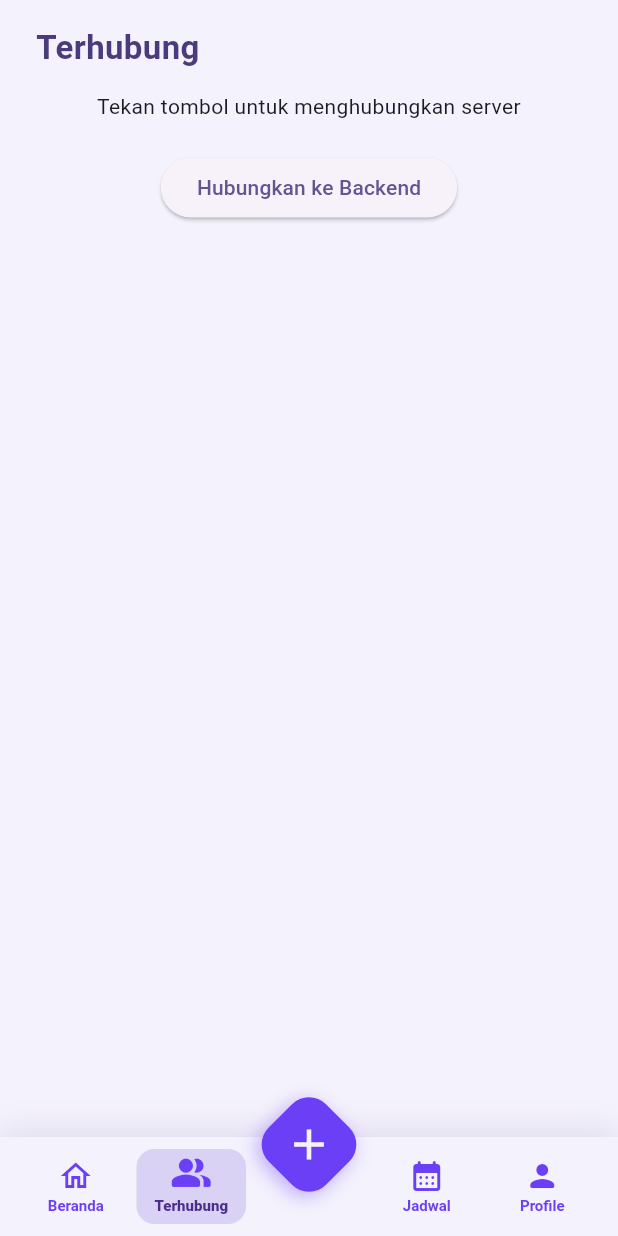
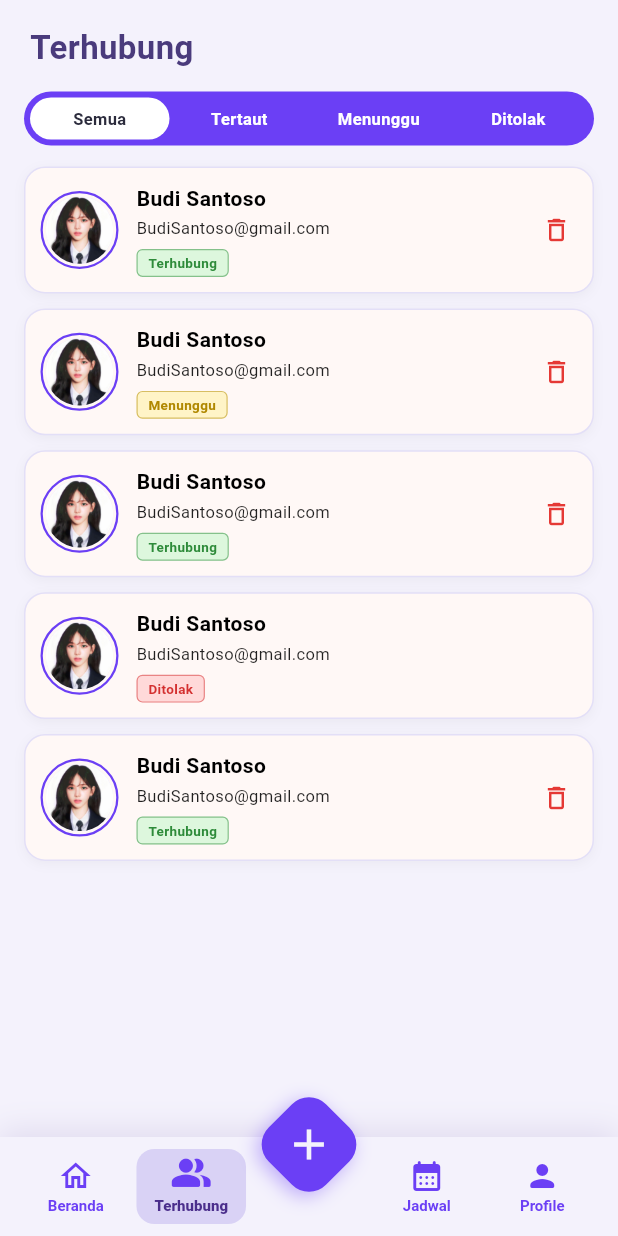
Before and after one commit to arifhrianTO/ALICE, a Flutter app: the HomeShell screen opened directly, after a tap on "Budi Santoso", after a tap on "Beranda", after a tap on "Terhubung", on a phone screen of 412 x 824 dp. Run offline on Flutter 3.47's test engine with Material 3 defaults, Android fonts, the phone set to English and light mode, and no system bars; our stand-ins replace shared_preferences; accounts and stored records are empty.

Commit message:
halaman koneksi (pendamping)

```diff
--- /dev/null
+++ b/frontend/alice_app/lib/koneksi/koneksi_page.dart
@@ -0,0 +1,512 @@
+import 'package:flutter/material.dart';
+
+import '../core/colors.dart';
+
+// ---------------------------------------------------------------------------
+// Warna & aset lokal (khusus halaman ini)
+// ---------------------------------------------------------------------------
+const _kCardColor = Color(0xFFFFF8F6);
+const _kCardBorder = Color(0xFFE3DFF7);
+const _kTextDark = Color(0xFF2B2B3C);
+const _kDeepPurple = Color(0xFF2E0A7D);
+const _kLightPurple = Color(0xFFE2DFFF);
+
+// Gambar bulat ungu + tautan putus untuk pop-up "Putuskan tautan".
+const _kPutuskanImage = 'assets/icons/putuskan.png';
+const _kDefaultAvatar = 'assets/icons/profil.png';
+
+// ---------------------------------------------------------------------------
+// Model
+// ---------------------------------------------------------------------------
+enum ConnectionStatus { terhubung, menunggu, ditolak }
+
+class ConnectionItem {
+  final String name;
+  final String email;
+  final ConnectionStatus status;
+  final String? avatarAsset;
+
+  const ConnectionItem({
+    required this.name,
+    required this.email,
+    required this.status,
+    this.avatarAsset,
+  });
+}
+
+enum ConnectionFilter {
+  semua('Semua'),
+  tertaut('Tertaut'),
+  menunggu('Menunggu'),
+  ditolak('Ditolak');
+
+  final String label;
+  const ConnectionFilter(this.label);
+
+  bool matches(ConnectionStatus s) {
+    switch (this) {
+      case ConnectionFilter.semua:
+        return true;
+      case ConnectionFilter.tertaut:
+        return s == ConnectionStatus.terhubung;
+      case ConnectionFilter.menunggu:
+        return s == ConnectionStatus.menunggu;
+      case ConnectionFilter.ditolak:
+        return s == ConnectionStatus.ditolak;
+    }
+  }
+}
+
+// ---------------------------------------------------------------------------
+// Halaman Koneksi
+// (tanpa Scaffold & bottom bar, karena sudah disediakan HomeShell)
+// ---------------------------------------------------------------------------
+class KoneksiPage extends StatefulWidget {
+  const KoneksiPage({super.key});
+
+  @override
+  State<KoneksiPage> createState() => _KoneksiPageState();
+}
+
+class _KoneksiPageState extends State<KoneksiPage> {
+  ConnectionFilter _filter = ConnectionFilter.semua;
+
+  // Data dummy. Ganti dengan data dari API / backend nanti.
+  final List<ConnectionItem> _items = [
+    const ConnectionItem(
+      name: 'Budi Santoso',
+      email: 'BudiSantoso@gmail.com',
+      status: ConnectionStatus.terhubung,
+      avatarAsset: _kDefaultAvatar,
+    ),
+    const ConnectionItem(
+      name: 'Budi Santoso',
+      email: 'BudiSantoso@gmail.com',
+      status: ConnectionStatus.menunggu,
+      avatarAsset: _kDefaultAvatar,
+    ),
+    const ConnectionItem(
+      name: 'Budi Santoso',
+      email: 'BudiSantoso@gmail.com',
+      status: ConnectionStatus.terhubung,
+      avatarAsset: _kDefaultAvatar,
+    ),
+    const ConnectionItem(
+      name: 'Budi Santoso',
+      email: 'BudiSantoso@gmail.com',
+      status: ConnectionStatus.ditolak,
+      avatarAsset: _kDefaultAvatar,
+    ),
+    const ConnectionItem(
+      name: 'Budi Santoso',
+      email: 'BudiSantoso@gmail.com',
+      status: ConnectionStatus.terhubung,
+      avatarAsset: _kDefaultAvatar,
+    ),
+  ];
+
+  Future<void> _confirmDelete(ConnectionItem item) async {
+    final ok = await showDisconnectDialog(
+      context,
+      name: item.name,
+      // Status "Menunggu" -> teks "Batalkan tautan", selain itu "Putuskan tautan".
+      isPending: item.status == ConnectionStatus.menunggu,
+    );
+    if (ok == true) {
+      setState(() => _items.remove(item));
+    }
+  }
+
+  @override
+  Widget build(BuildContext context) {
+    final visible =
+        _items.where((e) => _filter.matches(e.status)).toList(growable: false);
+
+    return Padding(
+      padding: const EdgeInsets.fromLTRB(16, 16, 16, 0),
+      child: Column(
+        crossAxisAlignment: CrossAxisAlignment.start,
+        children: [
+          const Padding(
+            padding: EdgeInsets.only(left: 4),
+            child: Text(
+              'Terhubung',
+              style: TextStyle(
+                fontSize: 22,
+                fontWeight: FontWeight.bold,
+                color: kTextPurple,
+              ),
+            ),
+          ),
+          const SizedBox(height: 14),
+          _FilterTabs(
+            selected: _filter,
+            onChanged: (f) => setState(() => _filter = f),
+          ),
+          const SizedBox(height: 14),
+          Expanded(
+            child: visible.isEmpty
+                ? const Center(
+                    child: Text(
+                      'Belum ada koneksi',
+                      style: TextStyle(color: Colors.black45),
+                    ),
+                  )
+                : ListView.separated(
+                    padding: const EdgeInsets.only(bottom: 24),
+                    itemCount: visible.length,
+                    separatorBuilder: (_, __) => const SizedBox(height: 10),
+                    itemBuilder: (_, i) => ConnectionCard(
+                      item: visible[i],
+                      onDelete: () => _confirmDelete(visible[i]),
+                    ),
+                  ),
+          ),
+        ],
+      ),
+    );
+  }
+}
+
+// ---------------------------------------------------------------------------
+// Pop-up "Putuskan tautan"
+// Mengembalikan true kalau user menekan "Putuskan", false/null kalau "Batal".
+// ---------------------------------------------------------------------------
+Future<bool?> showDisconnectDialog(
+  BuildContext context, {
+  required String name,
+  bool isPending = false,
+}) {
+  return showDialog<bool>(
+    context: context,
+    barrierDismissible: true,
+    builder: (ctx) => Dialog(
+      backgroundColor: const Color(0xFFFFFCFC),
+      surfaceTintColor: Colors.transparent,
+      insetPadding: const EdgeInsets.symmetric(horizontal: 24),
+      shape: RoundedRectangleBorder(borderRadius: BorderRadius.circular(24)),
+      child: ConstrainedBox(
+        constraints: const BoxConstraints(maxWidth: 360),
+        child: Padding(
+          padding: const EdgeInsets.fromLTRB(20, 28, 20, 20),
+          child: Column(
+            mainAxisSize: MainAxisSize.min,
+            children: [
+              // Gambar utama pop-up (assets/icons/putuskan.png)
+              Image.asset(
+                _kPutuskanImage,
+                width: 110,
+                height: 110,
+                fit: BoxFit.contain,
+                // Kalau gambar tidak ditemukan, tampilkan ikon bawaan.
+                errorBuilder: (_, __, ___) => Container(
+                  width: 96,
+                  height: 96,
+                  decoration: const BoxDecoration(
+                    color: _kDeepPurple,
+                    shape: BoxShape.circle,
+                  ),
+                  child: const Icon(
+                    Icons.link_off_rounded,
+                    color: Colors.white,
+                    size: 48,
+                  ),
+                ),
+              ),
+              const SizedBox(height: 24),
+              Text(
+                isPending
+                    ? 'Batalkan tautan\ndengan $name?'
+                    : 'Putuskan tautan\ndengan $name?',
+                textAlign: TextAlign.center,
+                style: const TextStyle(
+                  fontSize: 20,
+                  fontWeight: FontWeight.w800,
+                  color: Colors.black,
+                  height: 1.25,
+                ),
+              ),
+              const SizedBox(height: 12),
+              Text(
+                isPending
+                    ? 'Anda yakin ingin membatalkan permintaan tautan dengan '
+                        '$name? Permintaan yang sudah dikirim akan dihapus '
+                        'dan $name tidak akan tertaut dengan Anda.'
+                    : 'Anda yakin ingin memutus tautan dengan $name? '
+                        'Setelah terputus, Anda tidak dapat lagi melihat & '
+                        'mengelola lokasi dan jadwalnya.',
+                textAlign: TextAlign.center,
+                style: const TextStyle(
+                  fontSize: 11.5,
+                  color: Color(0xFF555566),
+                  height: 1.4,
+                ),
+              ),
+              const SizedBox(height: 28),
+              Row(
+                children: [
+                  Expanded(
+                    child: _DialogButton(
+                      label: isPending ? 'Kembali' : 'Batal',
+                      background: _kLightPurple,
+                      foreground: _kDeepPurple,
+                      onTap: () => Navigator.pop(ctx, false),
+                    ),
+                  ),
+                  const SizedBox(width: 14),
+                  Expanded(
+                    child: _DialogButton(
+                      label: isPending ? 'Batalkan' : 'Putuskan',
+                      background: kPurple,
+                      foreground: Colors.white,
+                      onTap: () => Navigator.pop(ctx, true),
+                    ),
+                  ),
+                ],
+              ),
+            ],
+          ),
+        ),
+      ),
+    ),
+  );
+}
+
+class _DialogButton extends StatelessWidget {
+  final String label;
+  final Color background;
+  final Color foreground;
+  final VoidCallback onTap;
+
+  const _DialogButton({
+    required this.label,
+    required this.background,
+    required this.foreground,
+    required this.onTap,
+  });
+
+  @override
+  Widget build(BuildContext context) {
+    return Material(
+      color: background,
+      borderRadius: BorderRadius.circular(10),
+      child: InkWell(
+        onTap: onTap,
+        borderRadius: BorderRadius.circular(10),
+        child: Container(
+          height: 46,
+          alignment: Alignment.center,
+          child: Text(
+            label,
+            style: TextStyle(
+              fontSize: 14,
+              fontWeight: FontWeight.w700,
+              color: foreground,
+            ),
+          ),
+        ),
+      ),
+    );
+  }
+}
+
+// ---------------------------------------------------------------------------
+// Tab filter (Semua / Tertaut / Menunggu / Ditolak)
+// ---------------------------------------------------------------------------
+class _FilterTabs extends StatelessWidget {
+  final ConnectionFilter selected;
+  final ValueChanged<ConnectionFilter> onChanged;
+
+  const _FilterTabs({required this.selected, required this.onChanged});
+
+  @override
+  Widget build(BuildContext context) {
+    return Container(
+      padding: const EdgeInsets.all(4),
+      decoration: BoxDecoration(
+        color: kPurple,
+        borderRadius: BorderRadius.circular(24),
+      ),
+      child: Row(
+        children: ConnectionFilter.values.map((f) {
+          final isSelected = f == selected;
+          return Expanded(
+            child: GestureDetector(
+              behavior: HitTestBehavior.opaque,
+              onTap: () => onChanged(f),
+              child: AnimatedContainer(
+                duration: const Duration(milliseconds: 200),
+                padding: const EdgeInsets.symmetric(vertical: 6),
+                alignment: Alignment.center,
+                decoration: BoxDecoration(
+                  color: isSelected ? Colors.white : Colors.transparent,
+                  borderRadius: BorderRadius.circular(20),
+                ),
+                child: Text(
+                  f.label,
+                  style: TextStyle(
+                    fontSize: 11,
+                    fontWeight: FontWeight.w600,
+                    color: isSelected ? _kTextDark : Colors.white,
+                  ),
+                ),
+              ),
+            ),
+          );
+        }).toList(),
+      ),
+    );
+  }
+}
+
+// ---------------------------------------------------------------------------
+// Kartu koneksi
+// ---------------------------------------------------------------------------
+class ConnectionCard extends StatelessWidget {
+  final ConnectionItem item;
+  final VoidCallback? onDelete;
+
+  const ConnectionCard({super.key, required this.item, this.onDelete});
+
+  // Tombol hapus tidak muncul untuk status "Ditolak" (sesuai desain).
+  bool get _canDelete => item.status != ConnectionStatus.ditolak;
+
+  @override
+  Widget build(BuildContext context) {
+    return Container(
+      padding: const EdgeInsets.all(10),
+      decoration: BoxDecoration(
+        color: _kCardColor,
+        borderRadius: BorderRadius.circular(14),
+        border: Border.all(color: _kCardBorder),
+        boxShadow: [
+          BoxShadow(
+            color: Colors.black.withAlpha(10),
+            blurRadius: 6,
+            offset: const Offset(0, 2),
+          ),
+        ],
+      ),
+      child: Row(
+        children: [
+          _Avatar(asset: item.avatarAsset),
+          const SizedBox(width: 12),
+          Expanded(
+            child: Column(
+              crossAxisAlignment: CrossAxisAlignment.start,
+              children: [
+                Text(
+                  item.name,
+                  style: const TextStyle(
+                    fontSize: 14,
+                    fontWeight: FontWeight.w700,
+                    color: Colors.black,
+                  ),
+                ),
+                const SizedBox(height: 2),
+                Text(
+                  item.email,
+                  style: const TextStyle(fontSize: 11, color: Colors.black87),
+                ),
+                const SizedBox(height: 6),
+                StatusBadge(status: item.status),
+              ],
+            ),
+          ),
+          if (_canDelete)
+            Align(
+              alignment: Alignment.topCenter,
+              child: InkWell(
+                onTap: onDelete,
+                borderRadius: BorderRadius.circular(20),
+                child: const Padding(
+                  padding: EdgeInsets.all(4),
+                  child: Icon(Icons.delete_outline,
+                      size: 20, color: Color(0xFFE53935)),
+                ),
+              ),
+            ),
+        ],
+      ),
+    );
+  }
+}
+
+class _Avatar extends StatelessWidget {
+  final String? asset;
+  const _Avatar({this.asset});
+
+  @override
+  Widget build(BuildContext context) {
+    const fallback = Icon(Icons.person, color: kPurple, size: 26);
+
+    return Container(
+      width: 52,
+      height: 52,
+      padding: const EdgeInsets.all(2),
+      decoration: BoxDecoration(
+        shape: BoxShape.circle,
+        border: Border.all(color: kPurple, width: 1.5),
+      ),
+      child: ClipOval(
+        child: Container(
+          color: const Color(0xFFE6E2FF),
+          child: asset == null
+              ? fallback
+              : Image.asset(
+                  asset!,
+                  fit: BoxFit.cover,
+                  // Kalau gambar tidak ditemukan, tampilkan ikon orang.
+                  errorBuilder: (_, __, ___) => fallback,
+                ),
+        ),
+      ),
+    );
+  }
+}
+
+// ---------------------------------------------------------------------------
+// Badge status
+// ---------------------------------------------------------------------------
+class StatusBadge extends StatelessWidget {
+  final ConnectionStatus status;
+  const StatusBadge({super.key, required this.status});
+
+  @override
+  Widget build(BuildContext context) {
+    late final String label;
+    late final Color bg;
+    late final Color fg;
+
+    switch (status) {
+      case ConnectionStatus.terhubung:
+        label = 'Terhubung';
+        bg = const Color(0xFFDDF7DD);
+        fg = const Color(0xFF2E8B3A);
+        break;
+      case ConnectionStatus.menunggu:
+        label = 'Menunggu';
+        bg = const Color(0xFFFFF4C7);
+        fg = const Color(0xFFB08800);
+        break;
+      case ConnectionStatus.ditolak:
+        label = 'Ditolak';
+        bg = const Color(0xFFFFD9D9);
+        fg = const Color(0xFFD32F2F);
+        break;
+    }
+
+    return Container(
+      padding: const EdgeInsets.symmetric(horizontal: 7, vertical: 2),
+      decoration: BoxDecoration(
+        color: bg,
+        borderRadius: BorderRadius.circular(4),
+        border: Border.all(color: fg.withAlpha(128), width: 0.8),
+      ),
+      child: Text(
+        label,
+        style: TextStyle(fontSize: 9, fontWeight: FontWeight.w600, color: fg),
+      ),
+    );
+  }
+}
--- a/frontend/alice_app/lib/main.dart
+++ b/frontend/alice_app/lib/main.dart
@@ -1,13 +1,10 @@
-import 'dart:convert';
-
-import 'package:flutter/foundation.dart' show kIsWeb;
 import 'package:flutter/material.dart';
-import 'package:http/http.dart' as http;
 
 import 'auth/splash_page.dart';
 import 'beranda/beranda_page.dart';
 import 'core/colors.dart';
 import 'jadwal/jadwal_pages.dart';
+import 'koneksi/koneksi_page.dart';
 import 'profile/profile_page.dart';
 import 'tambah_tunanetra/tambah_tunanetra_page.dart';
 import 'widgets/bottom_bar.dart';
@@ -63,7 +60,7 @@ class _HomeShellState extends State<HomeShell> {
                 index: _index,
                 children: [
                   const BerandaPage(),
-                  const _TerhubungPage(),
+                  const KoneksiPage(),
                   const SizedBox.shrink(),
                   const JadwalPage(),
                   ProfilePage(
@@ -89,88 +86,3 @@ class _HomeShellState extends State<HomeShell> {
     );
   }
 }
-
-// =====================================================================
-//  HALAMAN TERHUBUNG (uji koneksi ke backend)
-// =====================================================================
-class _TerhubungPage extends StatefulWidget {
-  const _TerhubungPage();
-
-  @override
-  State<_TerhubungPage> createState() => _TerhubungPageState();
-}
-
-class _TerhubungPageState extends State<_TerhubungPage> {
-  String message = 'Tekan tombol untuk menghubungkan server';
-
-  Future<void> connectBackend() async {
-    setState(() {
-      message = 'Menghubungkan...';
-    });
-
-    // Untuk Web (Chrome) -> localhost.
-    // Untuk Android Emulator -> 10.0.2.2.
-    // Untuk HP fisik, ganti dengan IP komputer di jaringan lokal (mis. http://192.168.x.x:8080).
-    const baseUrl = kIsWeb ? 'http://localhost:8080' : 'http://10.0.2.2:8080';
-
-    try {
-      final response = await http
-          .get(Uri.parse('$baseUrl/api/hello'))
-          .timeout(const Duration(seconds: 10));
-
-      if (response.statusCode == 200) {
-        final data = jsonDecode(response.body);
-
-        setState(() {
-          message = '${data['app']}: ${data['message']}';
-        });
-      } else {
-        setState(() {
-          message = 'Server error: ${response.statusCode}';
-        });
-      }
-    } catch (e) {
-      setState(() {
-        message = 'Gagal terhubung ke backend';
-      });
-    }
-  }
-
-  @override
-  Widget build(BuildContext context) {
-    return SingleChildScrollView(
-      padding: const EdgeInsets.fromLTRB(20, 16, 20, 16),
-      child: Column(
-        crossAxisAlignment: CrossAxisAlignment.start,
-        children: [
-          const Padding(
-            padding: EdgeInsets.only(left: 4, bottom: 14),
-            child: Text(
-              'Terhubung',
-              style: TextStyle(
-                fontSize: 22,
-                fontWeight: FontWeight.bold,
-                color: kTextPurple,
-              ),
-            ),
-          ),
-          Center(
-            child: Column(
-              children: [
-                Text(
-                  message,
-                  textAlign: TextAlign.center,
-                ),
-                const SizedBox(height: 20),
-                ElevatedButton(
-                  onPressed: connectBackend,
-                  child: const Text('Hubungkan ke Backend'),
-                ),
-              ],
-            ),
-          ),
-        ],
-      ),
-    );
-  }
-}
```
Also changed, not shown: frontend/alice_app/assets/icons/putuskan.png (added).
